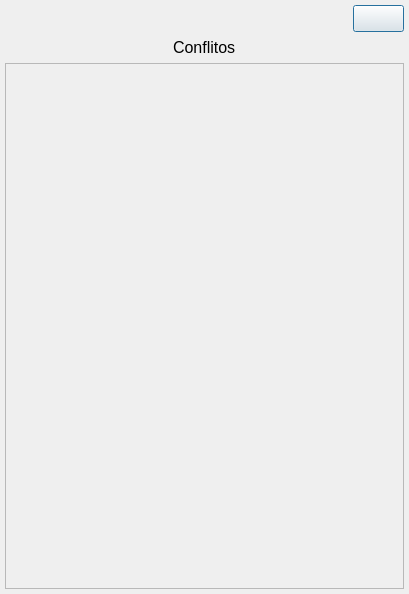
This is App/view/ui/telaConflitos.ui in Senac-SOR-ADS/Mapa-de-Sala as Qt 5 draws it before an edit. The edited form follows.
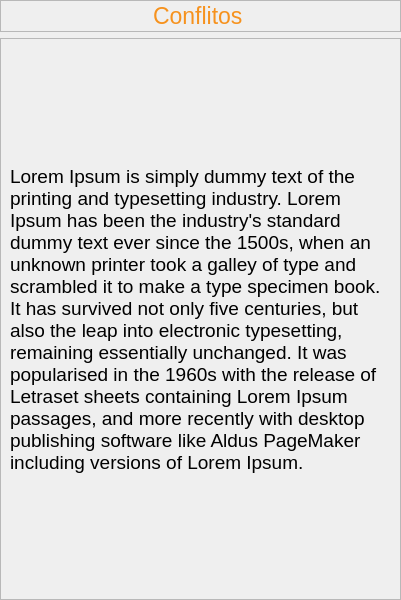
This is the edited form. Icons and pictures are not drawn.

Commit message: tela de conflitos

Patch:
```diff
--- a/App/view/ui/telaConflitos.ui
+++ b/App/view/ui/telaConflitos.ui
@@ -6,59 +6,69 @@
    <rect>
     <x>0</x>
     <y>0</y>
-    <width>409</width>
-    <height>591</height>
+    <width>401</width>
+    <height>600</height>
    </rect>
   </property>
   <property name="windowTitle">
    <string>Dialog</string>
   </property>
+  <property name="styleSheet">
+   <string notr="true">#principal {
+	border-radius: 15px;
+}
+
+#tituloConflitos {
+	color: #f6921e;
+}
+
+#btnFechar:hover {
+	background-color: #FF0000;
+	icon: url(&quot;App/view/ui/icones/iconCloseBranco.png&quot;);
+}
+
+#btnFechar,#btnTelaCheia {
+	border: none;
+	background-color: transparent;
+	border-radius: 12px;
+}
+
+#btnTelaCheia:hover {
+	background-color: #ccc;
+	color: #FFF;
+}
+</string>
+  </property>
   <layout class="QVBoxLayout" name="verticalLayout">
    <property name="spacing">
     <number>0</number>
    </property>
    <property name="leftMargin">
-    <number>5</number>
+    <number>0</number>
    </property>
    <property name="topMargin">
-    <number>5</number>
+    <number>0</number>
    </property>
    <property name="rightMargin">
-    <number>5</number>
+    <number>0</number>
    </property>
    <property name="bottomMargin">
-    <number>5</number>
+    <number>0</number>
    </property>
-   <item alignment="Qt::AlignRight">
-    <widget class="QPushButton" name="btnFechar">
-     <property name="font">
-      <font>
-       <pointsize>12</pointsize>
-      </font>
-     </property>
-     <property name="cursor">
-      <cursorShape>PointingHandCursor</cursorShape>
-     </property>
-     <property name="text">
-      <string/>
-     </property>
-     <property name="icon">
-      <iconset>
-       <normaloff>../../../../../../Users/richard.sleao/source/repos/interfaceS/App/view/ui/icones/iconClosePreto.png</normaloff>../../../../../../Users/richard.sleao/source/repos/interfaceS/App/view/ui/icones/iconClosePreto.png</iconset>
-     </property>
-    </widget>
-   </item>
    <item>
-    <widget class="QWidget" name="widget" native="true">
-     <layout class="QVBoxLayout" name="verticalLayout_2">
-      <property name="spacing">
-       <number>6</number>
-      </property>
+    <widget class="QFrame" name="principal">
+     <property name="frameShape">
+      <enum>QFrame::StyledPanel</enum>
+     </property>
+     <property name="frameShadow">
+      <enum>QFrame::Raised</enum>
+     </property>
+     <layout class="QVBoxLayout" name="verticalLayout_4">
       <property name="leftMargin">
        <number>0</number>
       </property>
       <property name="topMargin">
-       <number>6</number>
+       <number>0</number>
       </property>
       <property name="rightMargin">
        <number>0</number>
@@ -66,16 +76,106 @@
       <property name="bottomMargin">
        <number>0</number>
       </property>
-      <item alignment="Qt::AlignHCenter">
-       <widget class="QLabel" name="tituloConflitos">
-        <property name="font">
-         <font>
-          <pointsize>12</pointsize>
-         </font>
+      <item alignment="Qt::AlignTop">
+       <widget class="QFrame" name="frame">
+        <property name="frameShape">
+         <enum>QFrame::StyledPanel</enum>
         </property>
-        <property name="text">
-         <string>Conflitos</string>
+        <property name="frameShadow">
+         <enum>QFrame::Raised</enum>
         </property>
+        <layout class="QHBoxLayout" name="horizontalLayout" stretch="3,10,1,1">
+         <property name="spacing">
+          <number>5</number>
+         </property>
+         <property name="leftMargin">
+          <number>0</number>
+         </property>
+         <property name="topMargin">
+          <number>0</number>
+         </property>
+         <property name="rightMargin">
+          <number>0</number>
+         </property>
+         <property name="bottomMargin">
+          <number>0</number>
+         </property>
+         <item>
+          <spacer name="horizontalSpacer">
+           <property name="orientation">
+            <enum>Qt::Horizontal</enum>
+           </property>
+           <property name="sizeHint" stdset="0">
+            <size>
+             <width>40</width>
+             <height>20</height>
+            </size>
+           </property>
+          </spacer>
+         </item>
+         <item alignment="Qt::AlignHCenter">
+          <widget class="QLabel" name="tituloConflitos">
+           <property name="font">
+            <font>
+             <pointsize>17</pointsize>
+            </font>
+           </property>
+           <property name="text">
+            <string>Conflitos</string>
+           </property>
+          </widget>
+         </item>
+         <item>
+          <widget class="QPushButton" name="btnTelaCheia">
+           <property name="minimumSize">
+            <size>
+             <width>34</width>
+             <height>30</height>
+            </size>
+           </property>
+           <property name="font">
+            <font>
+             <pointsize>12</pointsize>
+            </font>
+           </property>
+           <property name="cursor">
+            <cursorShape>PointingHandCursor</cursorShape>
+           </property>
+           <property name="text">
+            <string/>
+           </property>
+           <property name="icon">
+            <iconset>
+             <normaloff>icones/iconTelaCheia.png</normaloff>icones/iconTelaCheia.png</iconset>
+           </property>
+          </widget>
+         </item>
+         <item>
+          <widget class="QPushButton" name="btnFechar">
+           <property name="minimumSize">
+            <size>
+             <width>34</width>
+             <height>30</height>
+            </size>
+           </property>
+           <property name="font">
+            <font>
+             <pointsize>12</pointsize>
+            </font>
+           </property>
+           <property name="cursor">
+            <cursorShape>PointingHandCursor</cursorShape>
+           </property>
+           <property name="text">
+            <string/>
+           </property>
+           <property name="icon">
+            <iconset>
+             <normaloff>../../../../../../Users/richard.sleao/source/repos/interfaceS/App/view/ui/icones/iconClosePreto.png</normaloff>../../../../../../Users/richard.sleao/source/repos/interfaceS/App/view/ui/icones/iconClosePreto.png</iconset>
+           </property>
+          </widget>
+         </item>
+        </layout>
        </widget>
       </item>
       <item>
@@ -88,8 +188,8 @@
         </property>
         <property name="maximumSize">
          <size>
-          <width>390</width>
-          <height>526</height>
+          <width>16777215</width>
+          <height>16777215</height>
          </size>
         </property>
         <property name="sizeAdjustPolicy">
@@ -104,19 +204,25 @@
            <x>0</x>
            <y>0</y>
            <width>397</width>
-           <height>524</height>
+           <height>558</height>
           </rect>
          </property>
          <layout class="QVBoxLayout" name="verticalLayout_3">
           <item>
            <widget class="QLabel" name="textoConflitos">
+            <property name="sizePolicy">
+             <sizepolicy hsizetype="Expanding" vsizetype="Expanding">
+              <horstretch>0</horstretch>
+              <verstretch>0</verstretch>
+             </sizepolicy>
+            </property>
             <property name="font">
              <font>
-              <pointsize>12</pointsize>
+              <pointsize>14</pointsize>
              </font>
             </property>
             <property name="text">
-             <string/>
+             <string>Lorem Ipsum is simply dummy text of the printing and typesetting industry. Lorem Ipsum has been the industry's standard dummy text ever since the 1500s, when an unknown printer took a galley of type and scrambled it to make a type specimen book. It has survived not only five centuries, but also the leap into electronic typesetting, remaining essentially unchanged. It was popularised in the 1960s with the release of Letraset sheets containing Lorem Ipsum passages, and more recently with desktop publishing software like Aldus PageMaker including versions of Lorem Ipsum.</string>
             </property>
             <property name="scaledContents">
              <bool>true</bool>
```
The commit also changes 4 other files.
